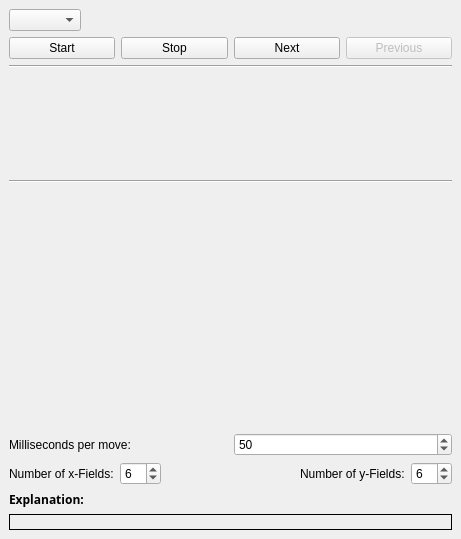
Before: the Qt Designer form games/gamecontrols.ui in KDE/kalzium, drawn with Qt 5.
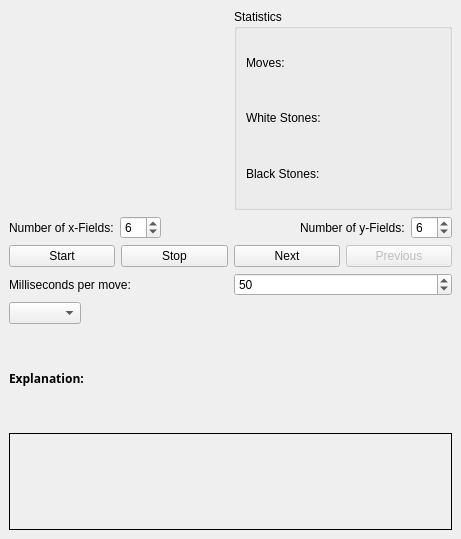
After: the same form once the commit is applied. Custom widgets are drawn as their Qt base class.

Commit message: Improve the layout of the dialog, remove the stats widget (no longer needed)

The edit to the form file:
```diff
--- a/games/gamecontrols.ui
+++ b/games/gamecontrols.ui
@@ -34,44 +34,120 @@
    <property name="spacing" >
     <number>6</number>
    </property>
+   <item row="0" column="0" >
+    <layout class="QHBoxLayout" >
+     <property name="margin" >
+      <number>0</number>
+     </property>
+     <property name="spacing" >
+      <number>6</number>
+     </property>
+     <item>
+      <widget class="GamefieldWidget" name="gf" >
+       <property name="minimumSize" >
+        <size>
+         <width>100</width>
+         <height>100</height>
+        </size>
+       </property>
+       <property name="toolTip" >
+        <string>The simulation is visualized here</string>
+       </property>
+       <property name="whatsThis" >
+        <string>The simulation is visualized here</string>
+       </property>
+      </widget>
+     </item>
+     <item>
+      <widget class="QGroupBox" name="groupBox" >
+       <property name="title" >
+        <string>Statistics</string>
+       </property>
+       <layout class="QGridLayout" >
+        <property name="margin" >
+         <number>9</number>
+        </property>
+        <property name="spacing" >
+         <number>6</number>
+        </property>
+        <item row="2" column="0" >
+         <layout class="QHBoxLayout" >
+          <property name="margin" >
+           <number>0</number>
+          </property>
+          <property name="spacing" >
+           <number>6</number>
+          </property>
+          <item>
+           <widget class="QLabel" name="label_8" >
+            <property name="text" >
+             <string>Black Stones:</string>
+            </property>
+           </widget>
+          </item>
+          <item>
+           <widget class="QLabel" name="black" >
+            <property name="text" >
+             <string/>
+            </property>
+           </widget>
+          </item>
+         </layout>
+        </item>
+        <item row="1" column="0" >
+         <layout class="QHBoxLayout" >
+          <property name="margin" >
+           <number>0</number>
+          </property>
+          <property name="spacing" >
+           <number>6</number>
+          </property>
+          <item>
+           <widget class="QLabel" name="label_7" >
+            <property name="text" >
+             <string>White Stones:</string>
+            </property>
+           </widget>
+          </item>
+          <item>
+           <widget class="QLabel" name="white" >
+            <property name="text" >
+             <string/>
+            </property>
+           </widget>
+          </item>
+         </layout>
+        </item>
+        <item row="0" column="0" >
+         <layout class="QHBoxLayout" >
+          <property name="margin" >
+           <number>0</number>
+          </property>
+          <property name="spacing" >
+           <number>6</number>
+          </property>
+          <item>
+           <widget class="QLabel" name="label_6" >
+            <property name="text" >
+             <string>Moves:</string>
+            </property>
+           </widget>
+          </item>
+          <item>
+           <widget class="QLabel" name="moves" >
+            <property name="text" >
+             <string/>
+            </property>
+           </widget>
+          </item>
+         </layout>
+        </item>
+       </layout>
+      </widget>
+     </item>
+    </layout>
+   </item>
    <item row="3" column="0" >
-    <widget class="GamefieldWidget" name="gf" >
-     <property name="minimumSize" >
-      <size>
-       <width>100</width>
-       <height>100</height>
-      </size>
-     </property>
-    </widget>
-   </item>
-   <item row="4" column="0" >
-    <widget class="Line" name="line" >
-     <property name="orientation" >
-      <enum>Qt::Horizontal</enum>
-     </property>
-    </widget>
-   </item>
-   <item row="5" column="0" >
-    <spacer>
-     <property name="orientation" >
-      <enum>Qt::Vertical</enum>
-     </property>
-     <property name="sizeHint" >
-      <size>
-       <width>443</width>
-       <height>121</height>
-      </size>
-     </property>
-    </spacer>
-   </item>
-   <item row="2" column="0" >
-    <widget class="Line" name="line_2" >
-     <property name="orientation" >
-      <enum>Qt::Horizontal</enum>
-     </property>
-    </widget>
-   </item>
-   <item row="6" column="0" >
     <layout class="QHBoxLayout" >
      <property name="margin" >
       <number>0</number>
@@ -101,7 +177,7 @@
      </item>
     </layout>
    </item>
-   <item row="1" column="0" >
+   <item row="2" column="0" >
     <layout class="QHBoxLayout" >
      <property name="margin" >
       <number>0</number>
@@ -154,7 +230,7 @@
      </item>
     </layout>
    </item>
-   <item row="0" column="0" >
+   <item row="4" column="0" >
     <layout class="QHBoxLayout" >
      <property name="margin" >
       <number>0</number>
@@ -187,7 +263,7 @@
      </item>
     </layout>
    </item>
-   <item row="7" column="0" >
+   <item row="1" column="0" >
     <layout class="QHBoxLayout" >
      <property name="margin" >
       <number>0</number>
@@ -262,7 +338,7 @@
      </item>
     </layout>
    </item>
-   <item row="8" column="0" >
+   <item row="5" column="0" >
     <layout class="QVBoxLayout" >
      <property name="margin" >
       <number>0</number>
@@ -272,6 +348,14 @@
      </property>
      <item>
       <widget class="QLabel" name="label_4" >
+       <property name="sizePolicy" >
+        <sizepolicy>
+         <hsizetype>1</hsizetype>
+         <vsizetype>5</vsizetype>
+         <horstretch>0</horstretch>
+         <verstretch>0</verstretch>
+        </sizepolicy>
+       </property>
        <property name="text" >
         <string>&lt;html>&lt;head>&lt;meta name="qrichtext" content="1" />&lt;/head>&lt;body style=" white-space: pre-wrap; font-family:Sans Serif; font-size:9pt; font-weight:400; font-style:normal; text-decoration:none;">&lt;p style=" margin-top:0px; margin-bottom:0px; margin-left:0px; margin-right:0px; -qt-block-indent:0; text-indent:0px;">&lt;span style=" font-weight:600;">Explanation:&lt;/span>&lt;/p>&lt;/body>&lt;/html></string>
        </property>
```
The commit also changes 8 other files.
